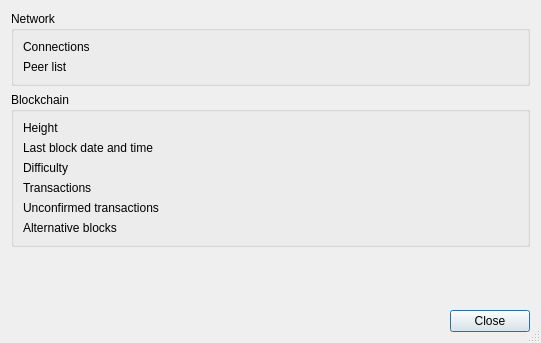
Qt form src/gui/ui/infodialog.ui (cryptonotefoundation/cryptonotewallet) before a commit.
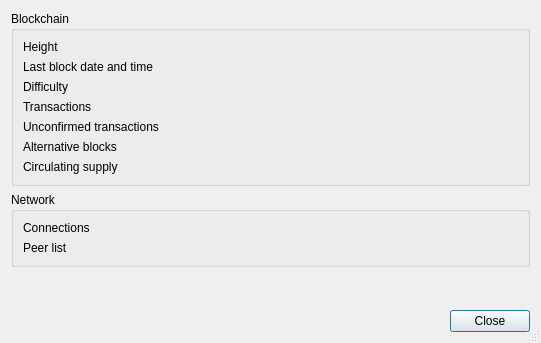
The same form after that commit.

Commit message: Add total supply to info dialog

Diff of the .ui file:
```diff
--- a/src/gui/ui/infodialog.ui
+++ b/src/gui/ui/infodialog.ui
@@ -23,55 +23,6 @@
    <bool>false</bool>
   </property>
   <layout class="QVBoxLayout" name="verticalLayout">
-   <item>
-    <widget class="QGroupBox" name="groupBox">
-     <property name="title">
-      <string>Network</string>
-     </property>
-     <layout class="QGridLayout" name="gridLayout">
-      <item row="0" column="0">
-       <widget class="QLabel" name="label">
-        <property name="minimumSize">
-         <size>
-          <width>150</width>
-          <height>0</height>
-         </size>
-        </property>
-        <property name="text">
-         <string>Connections</string>
-        </property>
-       </widget>
-      </item>
-      <item row="0" column="1">
-       <widget class="QLabel" name="m_connections">
-        <property name="text">
-         <string/>
-        </property>
-       </widget>
-      </item>
-      <item row="1" column="0">
-       <widget class="QLabel" name="label_7">
-        <property name="minimumSize">
-         <size>
-          <width>150</width>
-          <height>0</height>
-         </size>
-        </property>
-        <property name="text">
-         <string>Peer list</string>
-        </property>
-       </widget>
-      </item>
-      <item row="1" column="1">
-       <widget class="QLabel" name="m_peerList">
-        <property name="text">
-         <string/>
-        </property>
-       </widget>
-      </item>
-     </layout>
-    </widget>
-   </item>
    <item>
     <widget class="QGroupBox" name="groupBox_2">
      <property name="title">
@@ -193,6 +144,69 @@
       </item>
       <item row="5" column="1">
        <widget class="QLabel" name="m_altBlocksCount">
+        <property name="text">
+         <string/>
+        </property>
+       </widget>
+      </item>
+      <item row="6" column="0">
+       <widget class="QLabel" name="label_9">
+        <property name="text">
+         <string>Circulating supply</string>
+        </property>
+       </widget>
+      </item>
+      <item row="6" column="1">
+       <widget class="QLabel" name="m_alreadyGeneratedCoins">
+        <property name="text">
+         <string/>
+        </property>
+       </widget>
+      </item>
+     </layout>
+    </widget>
+   </item>
+   <item>
+    <widget class="QGroupBox" name="groupBox">
+     <property name="title">
+      <string>Network</string>
+     </property>
+     <layout class="QGridLayout" name="gridLayout">
+      <item row="0" column="0">
+       <widget class="QLabel" name="label">
+        <property name="minimumSize">
+         <size>
+          <width>150</width>
+          <height>0</height>
+         </size>
+        </property>
+        <property name="text">
+         <string>Connections</string>
+        </property>
+       </widget>
+      </item>
+      <item row="0" column="1">
+       <widget class="QLabel" name="m_connections">
+        <property name="text">
+         <string/>
+        </property>
+       </widget>
+      </item>
+      <item row="1" column="0">
+       <widget class="QLabel" name="label_7">
+        <property name="minimumSize">
+         <size>
+          <width>150</width>
+          <height>0</height>
+         </size>
+        </property>
+        <property name="text">
+         <string>Peer list</string>
+        </property>
+       </widget>
+      </item>
+      <item row="1" column="1">
+       <widget class="QLabel" name="m_peerList">
         <property name="text">
          <string/>
         </property>
```
Left out of the diff: 128 changed lines with no effect on the pictures. The commit also changes 20 other files.
